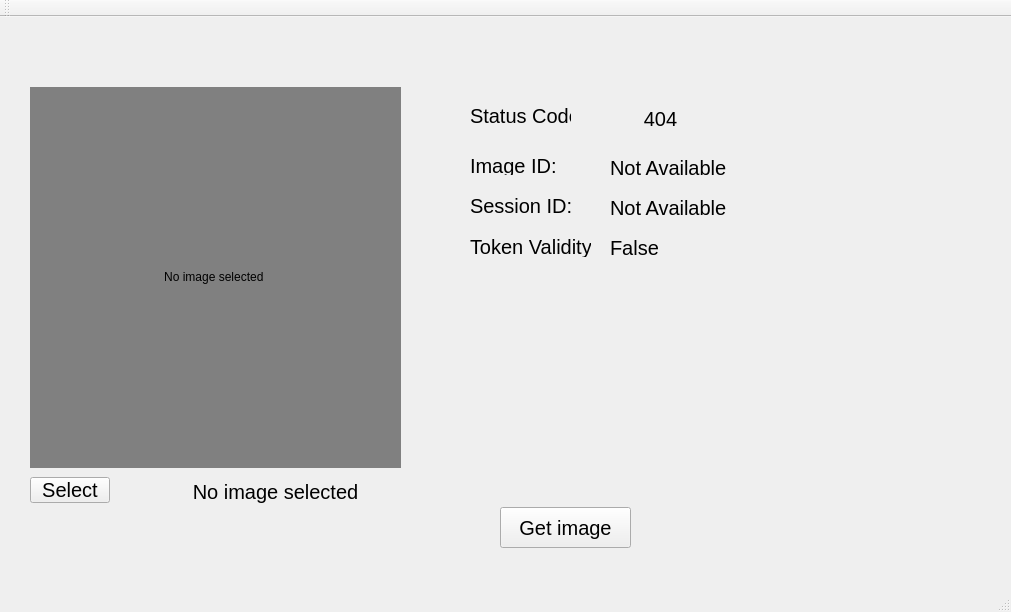
First picture: the form in src/mainwindow.ui, repository 0x0is1/DeepNoodle-GUI, before the edit.
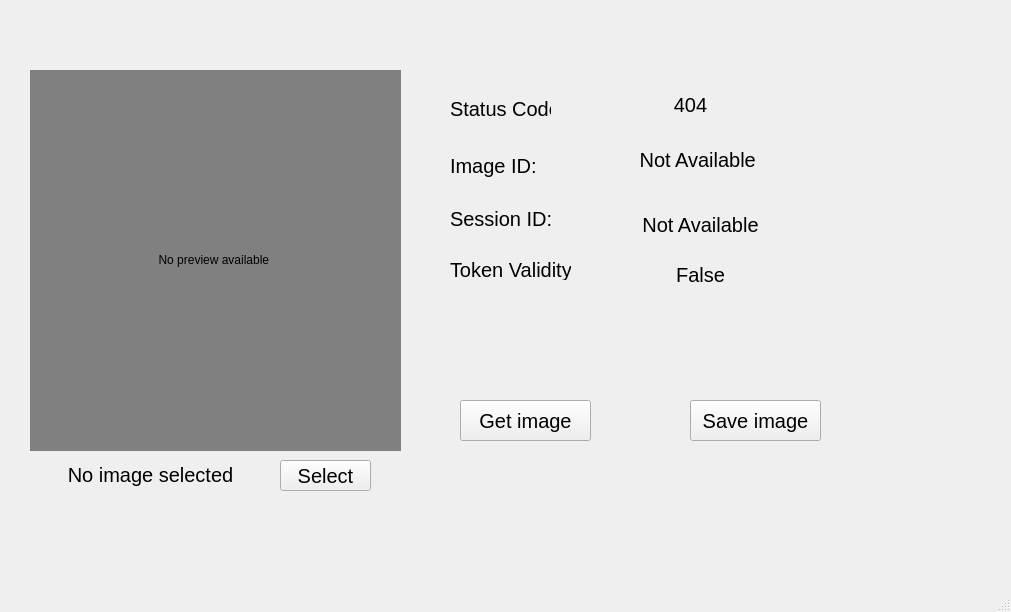
Second picture: the form after the edit.

Commit message: [+] Add save result feature's frontend

Diff of the .ui file:
```diff
--- a/src/mainwindow.ui
+++ b/src/mainwindow.ui
@@ -27,17 +27,17 @@
      <string notr="true">background-color:grey;</string>
     </property>
     <property name="text">
-     <string>&lt;center&gt;No image selected&lt;/center&gt;
+     <string>&lt;center&gt;No preview available&lt;/center&gt;
 </string>
     </property>
    </widget>
    <widget class="QPushButton" name="selectButton">
     <property name="geometry">
      <rect>
-      <x>30</x>
+      <x>280</x>
       <y>460</y>
-      <width>80</width>
-      <height>26</height>
+      <width>91</width>
+      <height>31</height>
      </rect>
     </property>
     <property name="font">
@@ -52,9 +52,9 @@
    <widget class="QLabel" name="imgName">
     <property name="geometry">
      <rect>
-      <x>150</x>
+      <x>30</x>
       <y>460</y>
-      <width>251</width>
+      <width>241</width>
       <height>31</height>
      </rect>
     </property>
@@ -73,8 +73,8 @@
    <widget class="QLabel" name="label">
     <property name="geometry">
      <rect>
-      <x>470</x>
-      <y>90</y>
+      <x>450</x>
+      <y>100</y>
       <width>101</width>
       <height>18</height>
      </rect>
@@ -91,10 +91,10 @@
    <widget class="QLabel" name="statusCode">
     <property name="geometry">
      <rect>
-      <x>610</x>
+      <x>570</x>
       <y>90</y>
-      <width>101</width>
-      <height>21</height>
+      <width>241</width>
+      <height>31</height>
      </rect>
     </property>
     <property name="font">
@@ -109,10 +109,10 @@
    <widget class="QLabel" name="imgidLabel">
     <property name="geometry">
      <rect>
-      <x>610</x>
+      <x>560</x>
       <y>140</y>
       <width>281</width>
-      <height>21</height>
+      <height>41</height>
      </rect>
     </property>
     <property name="font">
@@ -121,16 +121,16 @@
      </font>
     </property>
     <property name="text">
-     <string>Not Available</string>
+     <string>&lt;center&gt; Not Available &lt;/center&gt;</string>
     </property>
    </widget>
    <widget class="QLabel" name="label_4">
     <property name="geometry">
      <rect>
-      <x>470</x>
-      <y>140</y>
+      <x>450</x>
+      <y>150</y>
       <width>101</width>
-      <height>18</height>
+      <height>31</height>
      </rect>
     </property>
     <property name="font">
@@ -145,8 +145,8 @@
    <widget class="QLabel" name="label_5">
     <property name="geometry">
      <rect>
-      <x>470</x>
-      <y>180</y>
+      <x>450</x>
+      <y>210</y>
       <width>101</width>
       <height>18</height>
      </rect>
@@ -163,10 +163,10 @@
    <widget class="QLabel" name="sessidLabel">
     <property name="geometry">
      <rect>
-      <x>610</x>
-      <y>180</y>
+      <x>560</x>
+      <y>210</y>
       <width>281</width>
-      <height>21</height>
+      <height>31</height>
      </rect>
     </property>
     <property name="font">
@@ -175,14 +175,14 @@
      </font>
     </property>
     <property name="text">
-     <string>Not Available</string>
+     <string>&lt;center&gt;Not Available&lt;/center&gt;</string>
     </property>
    </widget>
    <widget class="QPushButton" name="getimgButton">
     <property name="geometry">
      <rect>
-      <x>500</x>
-      <y>490</y>
+      <x>460</x>
+      <y>400</y>
       <width>131</width>
       <height>41</height>
      </rect>
@@ -199,10 +199,10 @@
    <widget class="QLabel" name="tokenvLabel">
     <property name="geometry">
      <rect>
-      <x>610</x>
-      <y>220</y>
+      <x>560</x>
+      <y>260</y>
       <width>281</width>
-      <height>21</height>
+      <height>31</height>
      </rect>
     </property>
     <property name="font">
@@ -211,14 +211,14 @@
      </font>
     </property>
     <property name="text">
-     <string>False</string>
+     <string>&lt;center&gt;False&lt;/center&gt;</string>
     </property>
    </widget>
    <widget class="QLabel" name="label_6">
     <property name="geometry">
      <rect>
-      <x>470</x>
-      <y>220</y>
+      <x>450</x>
+      <y>260</y>
       <width>121</width>
       <height>20</height>
      </rect>
@@ -232,24 +232,24 @@
      <string>Token Validity:</string>
     </property>
    </widget>
-  </widget>
-  <widget class="QMenuBar" name="menuBar">
-   <property name="geometry">
-    <rect>
-     <x>0</x>
-     <y>0</y>
-     <width>1011</width>
-     <height>23</height>
-    </rect>
-   </property>
-  </widget>
-  <widget class="QToolBar" name="mainToolBar">
-   <attribute name="toolBarArea">
-    <enum>TopToolBarArea</enum>
-   </attribute>
-   <attribute name="toolBarBreak">
-    <bool>false</bool>
-   </attribute>
+   <widget class="QPushButton" name="saveimgButton">
+    <property name="geometry">
+     <rect>
+      <x>690</x>
+      <y>400</y>
+      <width>131</width>
+      <height>41</height>
+     </rect>
+    </property>
+    <property name="font">
+     <font>
+      <pointsize>15</pointsize>
+     </font>
+    </property>
+    <property name="text">
+     <string>Save image</string>
+    </property>
+   </widget>
   </widget>
   <widget class="QStatusBar" name="statusBar"/>
  </widget>
```
